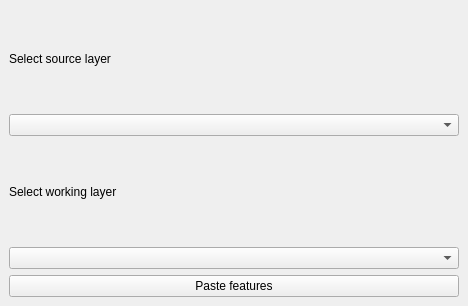
The window that naficp/ui/naficp_dockwidget_base.ui (nafi-org/nafi-qgis) describes before a commit, drawn with Qt 5.
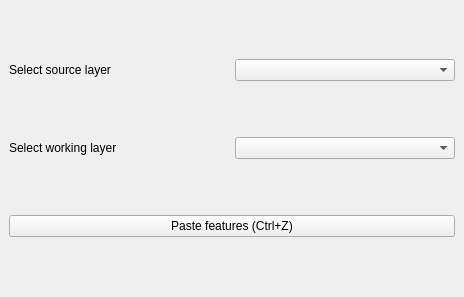
The same window after the commit. Custom widgets are drawn as their Qt base class.

Commit message: working with Ctrl+Z as hotkey (feature/BNTQ-37)

Patch:
```diff
--- a/naficp/ui/naficp_dockwidget_base.ui
+++ b/naficp/ui/naficp_dockwidget_base.ui
@@ -6,8 +6,8 @@
    <rect>
     <x>0</x>
     <y>0</y>
-    <width>468</width>
-    <height>306</height>
+    <width>464</width>
+    <height>297</height>
    </rect>
   </property>
   <property name="windowTitle">
@@ -15,30 +15,57 @@
   </property>
   <widget class="QWidget" name="dockWidgetContents">
    <layout class="QGridLayout" name="gridLayout">
-    <item row="2" column="0">
-     <widget class="QLabel" name="workingLayerLabel">
-      <property name="text">
-       <string>Select working layer</string>
-      </property>
-     </widget>
-    </item>
-    <item row="1" column="0">
-     <widget class="QgsMapLayerComboBox" name="sourceLayerComboBox"/>
-    </item>
     <item row="0" column="0">
-     <widget class="QLabel" name="sourceLayerLabel">
-      <property name="text">
-       <string>Select source layer</string>
-      </property>
-     </widget>
+     <layout class="QHBoxLayout" name="sourceLayerLayout">
+      <item>
+       <widget class="QLabel" name="sourceLayerLabel">
+        <property name="sizePolicy">
+         <sizepolicy hsizetype="Preferred" vsizetype="Minimum">
+          <horstretch>0</horstretch>
+          <verstretch>0</verstretch>
+         </sizepolicy>
+        </property>
+        <property name="text">
+         <string>Select source layer</string>
+        </property>
+       </widget>
+      </item>
+      <item>
+       <widget class="QgsMapLayerComboBox" name="sourceLayerComboBox"/>
+      </item>
+     </layout>
     </item>
-    <item row="3" column="0">
-     <widget class="QgsMapLayerComboBox" name="workingLayerComboBox"/>
+    <item row="1" column="0">
+     <layout class="QHBoxLayout" name="workingLayerLayout">
+      <item>
+       <widget class="QLabel" name="workingLayerLabel">
+        <property name="sizePolicy">
+         <sizepolicy hsizetype="Preferred" vsizetype="Minimum">
+          <horstretch>0</horstretch>
+          <verstretch>0</verstretch>
+         </sizepolicy>
+        </property>
+        <property name="text">
+         <string>Select working layer</string>
+        </property>
+       </widget>
+      </item>
+      <item>
+       <widget class="QgsMapLayerComboBox" name="workingLayerComboBox">
+        <property name="sizePolicy">
+         <sizepolicy hsizetype="Preferred" vsizetype="Fixed">
+          <horstretch>0</horstretch>
+          <verstretch>0</verstretch>
+         </sizepolicy>
+        </property>
+       </widget>
+      </item>
+     </layout>
     </item>
-    <item row="4" column="0">
+    <item row="2" column="0">
      <widget class="QPushButton" name="pasteFeaturesButton">
       <property name="text">
-       <string>Paste features</string>
+       <string>Paste features (Ctrl+Z)</string>
       </property>
      </widget>
     </item>
```
Left out of the diff: 3 changed lines with no effect on the pictures. The commit also changes 11 other files.
